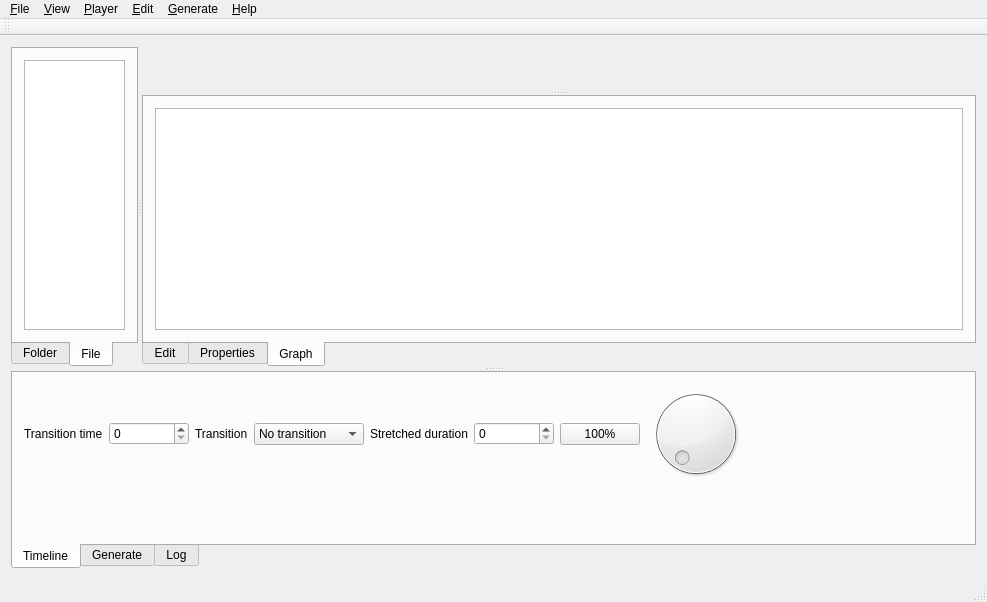
This is mainwindow.ui in ewoudwijma/MediaSidekick as Qt 5 draws it before an edit. The edited form follows.
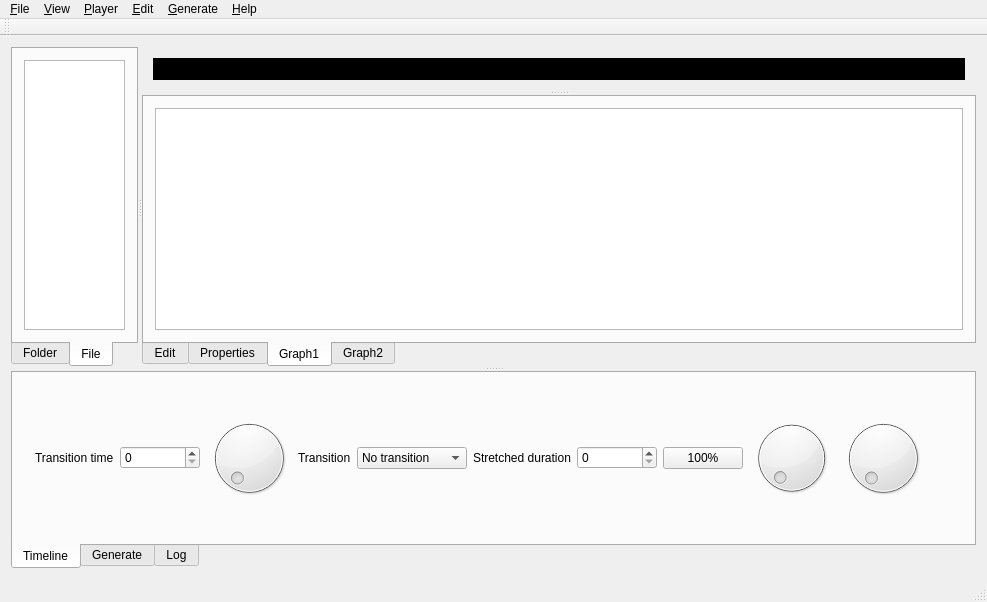
This is the edited form. The open tabs and pages were chosen to show the change. Custom widgets are drawn as their Qt base class.

Commit message:
Refactor timeline stretching
general: duration = frames(out) - frames(in) + 1
edit: add fileDuration (hidden). extend frameratechecks with all found framerates
folder: add folderSettings
global: some formula updates, add fileDurationIndex
timeline: refactor stretching
main: set app version
mainwindow: add graphicsview2. add tooltips, extend about, set stretchdial formulas. Add upgrade functions
Scrubbar: avoid overlapping

What changed in the file:
```diff
--- a/mainwindow.ui
+++ b/mainwindow.ui
@@ -61,7 +61,7 @@
           <item>
            <widget class="FVideoWidget" name="videoWidget" native="true">
             <property name="styleSheet">
-             <string notr="true">background-color: rgba(0,0,0,0)</string>
+             <string notr="true">background-color: rgba(0,0,0)</string>
             </property>
             <layout class="QHBoxLayout" name="horizontalLayout_4"/>
            </widget>
@@ -303,11 +303,21 @@
          </widget>
          <widget class="QWidget" name="tabGraph">
           <attribute name="title">
-           <string>Graph</string>
+           <string>Graph1</string>
           </attribute>
           <layout class="QVBoxLayout" name="verticalLayout_13">
            <item>
-            <widget class="QGraphWidget" name="graphicsView"/>
+            <widget class="QGraphWidget" name="graphicsView1"/>
+           </item>
+          </layout>
+         </widget>
+         <widget class="QWidget" name="tabGraph2">
+          <attribute name="title">
+           <string>Graph2</string>
+          </attribute>
+          <layout class="QHBoxLayout" name="horizontalLayout_5">
+           <item>
+            <widget class="QGraphWidget" name="graphicsView2"/>
            </item>
           </layout>
          </widget>
@@ -327,6 +337,9 @@
         </attribute>
         <layout class="QVBoxLayout" name="verticalLayout_2">
          <item>
+          <widget class="FTimeline" name="timelineWidget" native="true">
+           <layout class="QVBoxLayout" name="verticalLayout_10">
+            <item>
           <layout class="QHBoxLayout" name="timelineHorizontalLayout">
            <item>
             <widget class="QLabel" name="transisitionTimeLabel">
@@ -345,6 +358,9 @@
              </property>
             </widget>
            </item>
+              <item>
+               <widget class="QDial" name="transitionDial"/>
+              </item>
            <item>
             <widget class="QLabel" name="label_6">
              <property name="text">
@@ -393,6 +409,9 @@
            <item>
             <widget class="QDial" name="stretchDial"/>
            </item>
+              <item>
+               <widget class="QDial" name="positionDial"/>
+              </item>
            <item>
             <spacer name="horizontalSpacer_2">
              <property name="orientation">
@@ -408,12 +427,7 @@
            </item>
           </layout>
          </item>
-         <item>
-          <widget class="FTimeline" name="timelineWidget" native="true">
-           <property name="autoFillBackground">
-            <bool>false</bool>
-           </property>
-           <layout class="QVBoxLayout" name="verticalLayout_10"/>
+           </layout>
           </widget>
          </item>
         </layout>
```
Left out of the diff: 11 changed lines with no effect on the pictures. Lines whose indentation alone changed are shown as unchanged. The commit also changes 24 other files.
